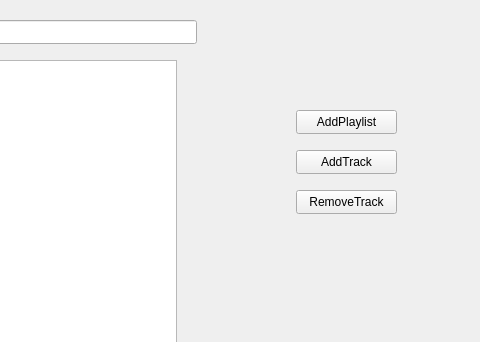
Before: the Qt Designer form mainwindow.ui in JonathanDeininger/EDAQT_24, drawn with Qt 5; both pictures show x 664 to 1144 and y 0 to 342 of the 1144 by 607 pixel window.
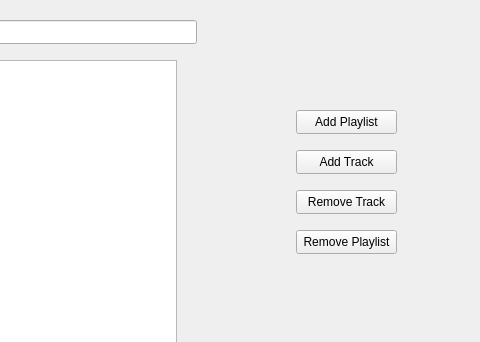
After: the same form once the commit is applied. Icons and pictures are not drawn.

What changed in the file:
```diff
--- a/mainwindow.ui
+++ b/mainwindow.ui
@@ -60,7 +60,7 @@
      </rect>
     </property>
     <property name="text">
-     <string>AddTrack</string>
+     <string>Add Track</string>
     </property>
    </widget>
    <widget class="QPushButton" name="RemoveTrack">
@@ -73,7 +73,7 @@
      </rect>
     </property>
     <property name="text">
-     <string>RemoveTrack</string>
+     <string>Remove Track</string>
     </property>
    </widget>
    <widget class="QPushButton" name="AddPlaylistButton">
@@ -86,7 +86,7 @@
      </rect>
     </property>
     <property name="text">
-     <string>AddPlaylist</string>
+     <string>Add Playlist</string>
     </property>
    </widget>
    <widget class="QLabel" name="currentSongLabel">
@@ -237,6 +237,19 @@
      </rect>
     </property>
    </widget>
+   <widget class="QPushButton" name="RemovePlaylist">
+    <property name="geometry">
+     <rect>
+      <x>960</x>
+      <y>230</y>
+      <width>101</width>
+      <height>24</height>
+     </rect>
+    </property>
+    <property name="text">
+     <string>Remove Playlist</string>
+    </property>
+   </widget>
   </widget>
   <widget class="QMenuBar" name="menubar">
    <property name="geometry">
```
Left out of the diff: 2 changed lines with no effect on the pictures.
